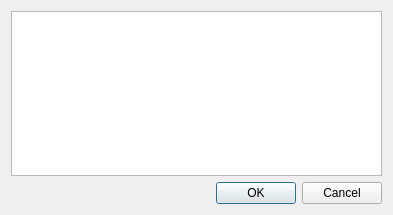
Qt form starcheat/templates/VariantEdit.ui (wizzomafizzo/starcheat) before a commit.
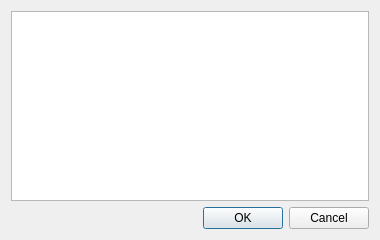
The same form after that commit.

What changed in the file:
```diff
--- a/starcheat/templates/VariantEdit.ui
+++ b/starcheat/templates/VariantEdit.ui
@@ -6,8 +6,8 @@
    <rect>
     <x>0</x>
     <y>0</y>
-    <width>393</width>
-    <height>215</height>
+    <width>380</width>
+    <height>240</height>
    </rect>
   </property>
   <property name="windowTitle">
```
